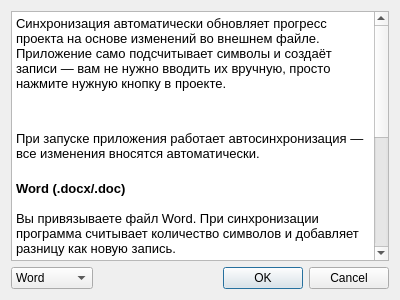
Old version of the form UI template/synch_window.ui in the repository nevskyforever/nfprogress.
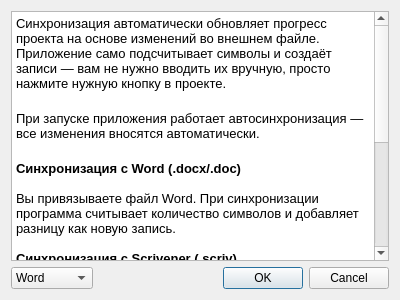
New version of the form.

Commit message: Исправлена окно синхронизации на Windows - убрана лишняя пустая строка

Diff of the .ui file:
```diff
--- a/UI template/synch_window.ui
+++ b/UI template/synch_window.ui
@@ -85,14 +85,14 @@
 li.checked::marker { content: &quot;\2612&quot;; }
 &lt;/style&gt;&lt;/head&gt;&lt;body style=&quot; font-family:'Arial'; font-size:13pt; font-weight:400; font-style:normal;&quot;&gt;
 &lt;p style=&quot; margin-top:0px; margin-bottom:0px; margin-left:0px; margin-right:0px; -qt-block-indent:0; text-indent:0px;&quot;&gt;&lt;span style=&quot; font-family:'Helvetica Neue'; font-size:13px;&quot;&gt;Синхронизация автоматически обновляет прогресс проекта на основе изменений во внешнем файле. Приложение само подсчитывает символы и создаёт записи — вам не нужно вводить их вручную, просто нажмите нужную кнопку в проекте. &lt;/span&gt;&lt;/p&gt;
-&lt;p style=&quot; margin-top:0px; margin-bottom:0px; margin-left:0px; margin-right:0px; -qt-block-indent:0; text-indent:0px;&quot;&gt;&lt;span style=&quot; font-family:'Helvetica Neue'; font-size:13px;&quot;&gt;&lt;br /&gt;&lt;/span&gt;&lt;/p&gt;
+&lt;p style=&quot;-qt-paragraph-type:empty; margin-top:0px; margin-bottom:0px; margin-left:0px; margin-right:0px; -qt-block-indent:0; text-indent:0px;&quot;&gt;&lt;br /&gt;&lt;/p&gt;
 &lt;p style=&quot; margin-top:0px; margin-bottom:0px; margin-left:0px; margin-right:0px; -qt-block-indent:0; text-indent:0px;&quot;&gt;&lt;span style=&quot; font-family:'Helvetica Neue'; font-size:13px;&quot;&gt;При запуске приложения работает автосинхронизация — все изменения вносятся автоматически.&lt;/span&gt;&lt;/p&gt;
 &lt;p style=&quot;-qt-paragraph-type:empty; margin-top:0px; margin-bottom:0px; margin-left:0px; margin-right:0px; -qt-block-indent:0; text-indent:0px;&quot;&gt;&lt;br /&gt;&lt;/p&gt;
-&lt;p style=&quot; margin-top:0px; margin-bottom:0px; margin-left:0px; margin-right:0px; -qt-block-indent:0; text-indent:0px;&quot;&gt;&lt;span style=&quot; font-family:'Helvetica Neue'; font-size:13px; font-weight:700;&quot;&gt;Word (.docx/.doc)&lt;/span&gt;&lt;/p&gt;
+&lt;p style=&quot; margin-top:0px; margin-bottom:0px; margin-left:0px; margin-right:0px; -qt-block-indent:0; text-indent:0px;&quot;&gt;&lt;span style=&quot; font-family:'Helvetica Neue'; font-size:13px; font-weight:700;&quot;&gt;Синхронизация с Word (.docx/.doc)&lt;/span&gt;&lt;/p&gt;
 &lt;p style=&quot;-qt-paragraph-type:empty; margin-top:0px; margin-bottom:0px; margin-left:0px; margin-right:0px; -qt-block-indent:0; text-indent:0px; font-family:'Helvetica Neue'; font-size:13px;&quot;&gt;&lt;br /&gt;&lt;/p&gt;
 &lt;p style=&quot; margin-top:0px; margin-bottom:0px; margin-left:0px; margin-right:0px; -qt-block-indent:0; text-indent:0px;&quot;&gt;&lt;span style=&quot; font-family:'Helvetica Neue'; font-size:13px;&quot;&gt;Вы привязываете файл Word. При синхронизации программа считывает количество символов и добавляет разницу как новую запись.&lt;/span&gt;&lt;/p&gt;
 &lt;p style=&quot;-qt-paragraph-type:empty; margin-top:0px; margin-bottom:0px; margin-left:0px; margin-right:0px; -qt-block-indent:0; text-indent:0px; font-family:'Helvetica Neue'; font-size:13px;&quot;&gt;&lt;br /&gt;&lt;/p&gt;
-&lt;p style=&quot; margin-top:0px; margin-bottom:0px; margin-left:0px; margin-right:0px; -qt-block-indent:0; text-indent:0px;&quot;&gt;&lt;span style=&quot; font-family:'Helvetica Neue'; font-size:13px; font-weight:700;&quot;&gt;Scrivener (.scriv)&lt;/span&gt;&lt;/p&gt;
+&lt;p style=&quot; margin-top:0px; margin-bottom:0px; margin-left:0px; margin-right:0px; -qt-block-indent:0; text-indent:0px;&quot;&gt;&lt;span style=&quot; font-family:'Helvetica Neue'; font-size:13px; font-weight:700;&quot;&gt;Синхронизация с Scrivener (.scriv)&lt;/span&gt;&lt;/p&gt;
 &lt;p style=&quot;-qt-paragraph-type:empty; margin-top:0px; margin-bottom:0px; margin-left:0px; margin-right:0px; -qt-block-indent:0; text-indent:0px;&quot;&gt;&lt;br /&gt;&lt;/p&gt;
 &lt;p style=&quot; margin-top:0px; margin-bottom:0px; margin-left:0px; margin-right:0px; -qt-block-indent:0; text-indent:0px;&quot;&gt;&lt;span style=&quot; font-family:'Helvetica Neue'; font-size:13px;&quot;&gt;Вы выбираете проект Scrivener, затем конкретный документ (главу, сцену). Программа отслеживает изменения в этом документе и добавляет написанные символы.&lt;/span&gt;&lt;/p&gt;
 &lt;p style=&quot;-qt-paragraph-type:empty; margin-top:0px; margin-bottom:0px; margin-left:0px; margin-right:0px; -qt-block-indent:0; text-indent:0px;&quot;&gt;&lt;br /&gt;&lt;/p&gt;
```
The commit also changes 1 other file.
